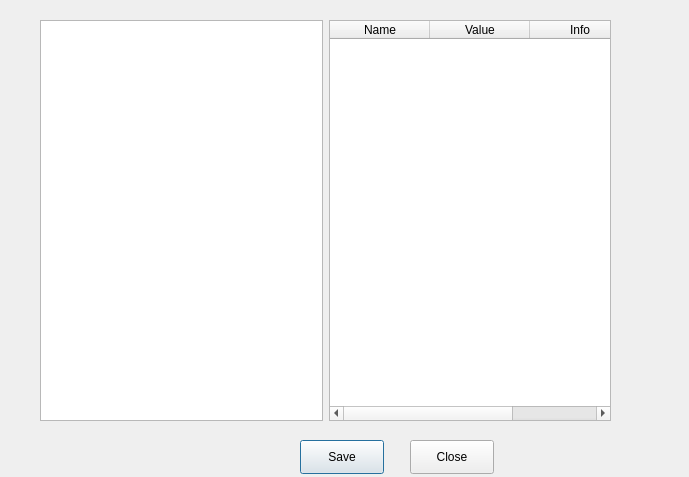
The window that src/configdialog.ui (KDE/confine) describes before a commit, drawn with Qt 5.
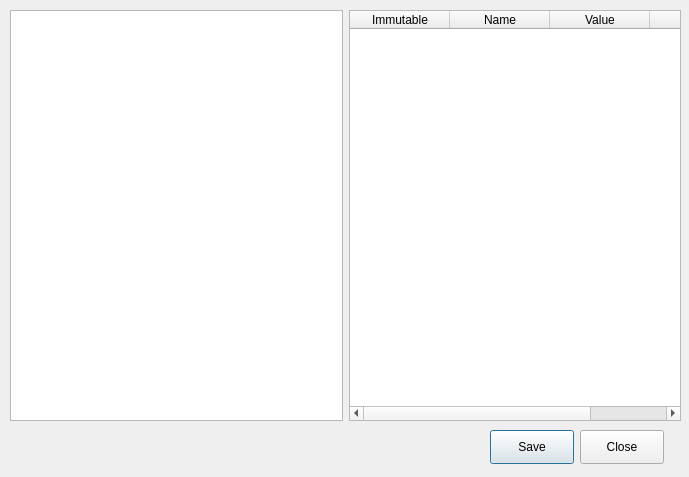
The same window after the commit.

Commit message: ui element to set kconfig entries immutable

```diff
--- a/src/configdialog.ui
+++ b/src/configdialog.ui
@@ -16,10 +16,10 @@
   <widget class="QWidget" name="horizontalLayoutWidget">
    <property name="geometry">
     <rect>
-     <x>40</x>
-     <y>20</y>
-     <width>571</width>
-     <height>401</height>
+     <x>10</x>
+     <y>10</y>
+     <width>671</width>
+     <height>411</height>
     </rect>
    </property>
    <layout class="QHBoxLayout" name="horizontalLayout">
@@ -31,6 +31,11 @@
       <property name="showGrid">
        <bool>false</bool>
       </property>
+      <column>
+       <property name="text">
+        <string>Immutable</string>
+       </property>
+      </column>
       <column>
        <property name="text">
         <string>Name</string>
@@ -53,8 +58,8 @@
   <widget class="QPushButton" name="saveButton">
    <property name="geometry">
     <rect>
-     <x>300</x>
-     <y>440</y>
+     <x>490</x>
+     <y>430</y>
      <width>84</width>
      <height>34</height>
     </rect>
@@ -66,8 +71,8 @@
   <widget class="QPushButton" name="closeButton">
    <property name="geometry">
     <rect>
-     <x>410</x>
-     <y>440</y>
+     <x>580</x>
+     <y>430</y>
      <width>84</width>
      <height>34</height>
     </rect>
```
The commit also changes 1 other file.
